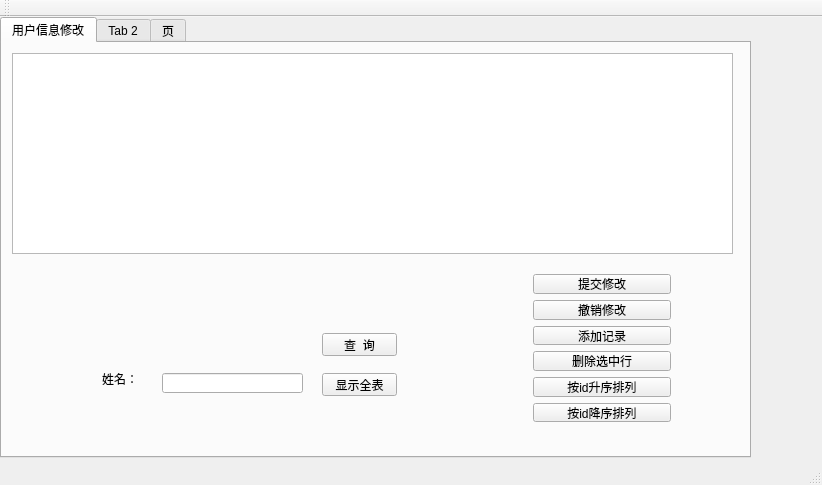
TommyLee96/flight-management, file mainwindow.ui: the form before one commit.
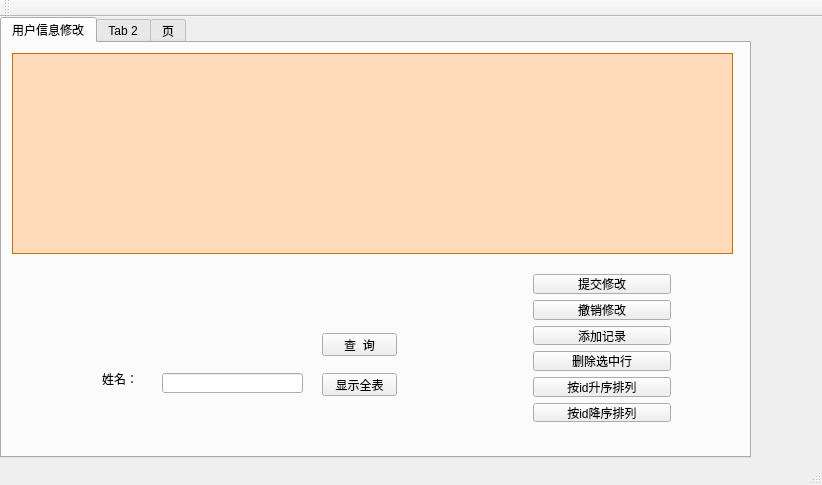
The form after the commit. The open tabs and pages were chosen to show the change.

Patch:
```diff
--- a/mainwindow.ui
+++ b/mainwindow.ui
@@ -39,6 +39,20 @@
         <height>201</height>
        </rect>
       </property>
+      <property name="styleSheet">
+       <string notr="true">QTableView{
+    color: rgb(0, 0, 0);
+    border: 1px solid #C07010;          /*边框颜色*/
+    gridline-color:#C07010;             /*grid线颜色*/
+    background-color: rgb(255, 218, 185);
+    alternate-background-color: rgb(200, 200, 200); /*行交替颜色*/
+    selection-background-color: rgb(130, 190, 100); /*选中行背景颜色*/
+}
+
+QTableView::item:!alternate:!selected{
+    background-color: rgb(220, 220, 220);    /*交替行的另一颜色*/
+}</string>
+      </property>
      </widget>
      <widget class="QLabel" name="label">
       <property name="geometry">
```
Left out of the diff: 2 changed lines with no effect on the pictures.
